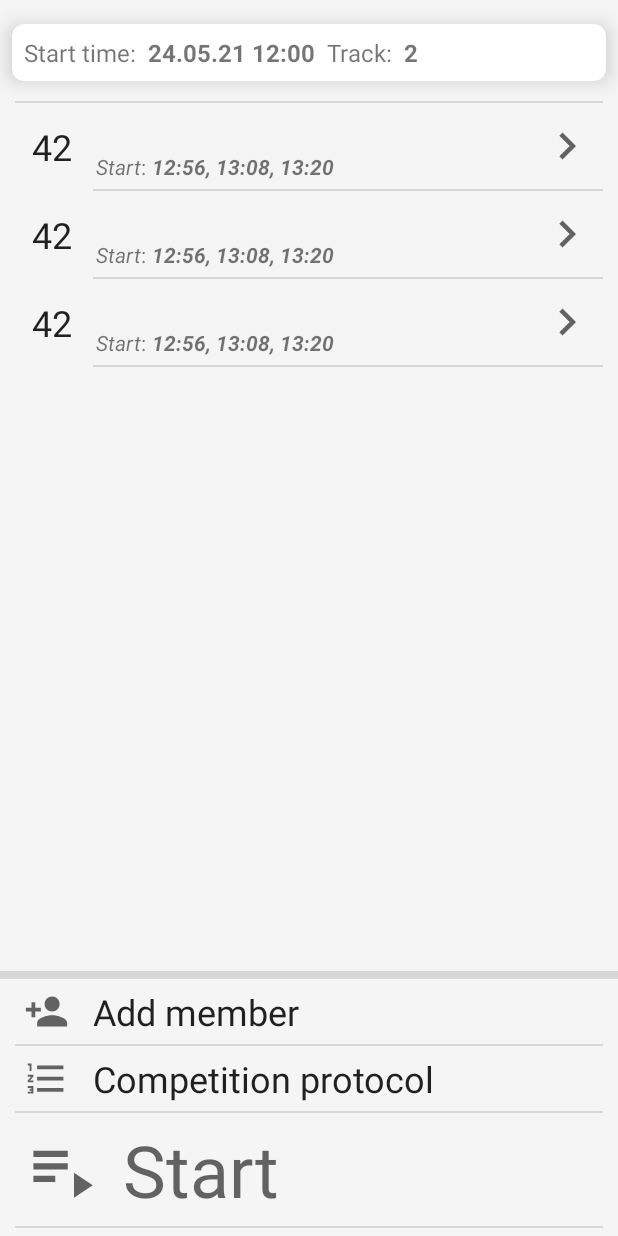
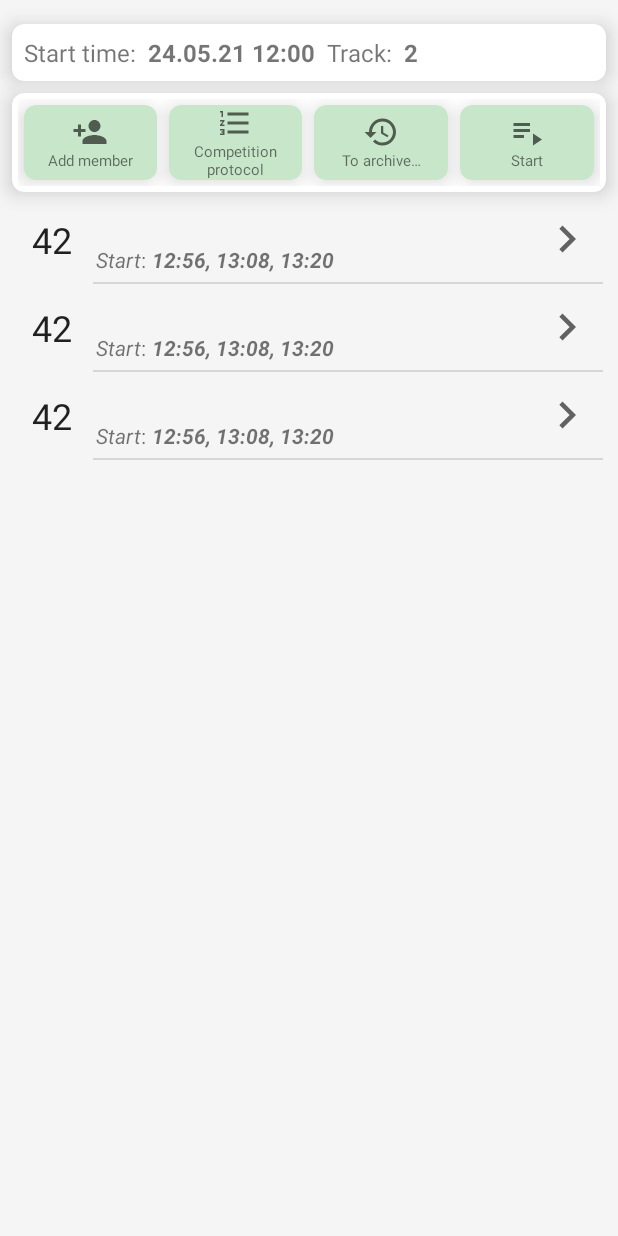
Before and after one commit to axcheb/SaigakTiming, an Android app: the layout event_fragment.xml on its own in the app's theme, with its tools: preview values and no code run, on a phone screen of 412 x 824 dp. Run offline under Robolectric (Android 15) with nearby library versions, the phone set to English and light mode, and no system bars.

Commit message:
To archive button, new buttons for event fragment

```diff
--- a/app/src/main/java/ru/axcheb/saigaktiming/data/dao/MemberDao.kt
+++ b/app/src/main/java/ru/axcheb/saigaktiming/data/dao/MemberDao.kt
@@ -25,11 +25,12 @@ interface MemberDao {
     @Query("""
         select
             member.id as member_id,
-            sequence_number,
+            (
+                select sequence_number
+                from event_member where event_id = :eventId and event_member.member_id = member.id
+            ) as sequence_number,
             name
-        from member
-            left join event_member on event_member.member_id = member.id
-        where event_id = :eventId or event_id is null
+        from  member
         order by member.name
         """)
     fun getMemberSelectItems(eventId: Long): Flow<List<MemberSelectItem>>
--- a/app/src/main/java/ru/axcheb/saigaktiming/ui/archive/ArchiveFragment.kt
+++ b/app/src/main/java/ru/axcheb/saigaktiming/ui/archive/ArchiveFragment.kt
@@ -30,7 +30,7 @@ class ArchiveFragment : Fragment() {
             savedInstanceState: Bundle?
     ): View {
         val binding = ArchiveFragmentBinding.inflate(inflater, container, false)
-
+        binding.archiveRecycler.adapter = adapter
         observeData()
         return binding.root
     }
--- a/app/src/main/java/ru/axcheb/saigaktiming/ui/event/EventFragment.kt
+++ b/app/src/main/java/ru/axcheb/saigaktiming/ui/event/EventFragment.kt
@@ -4,11 +4,13 @@ import android.os.Bundle
 import android.view.LayoutInflater
 import android.view.View
 import android.view.ViewGroup
+import androidx.appcompat.app.AlertDialog
 import androidx.fragment.app.Fragment
 import androidx.navigation.findNavController
 import com.artemchep.bindin.bindIn
 import org.koin.android.ext.android.inject
 import org.koin.androidx.viewmodel.ext.android.viewModel
+import ru.axcheb.saigaktiming.R
 import ru.axcheb.saigaktiming.databinding.EventFragmentBinding
 import ru.axcheb.saigaktiming.ui.finish.FinishActivity
 
@@ -43,7 +45,7 @@ class EventFragment : Fragment() {
     }
 
     private fun setListeners() {
-        binding.addMemberLine.setOnClickListener {
+        binding.addMember.setOnClickListener {
             val eventId = viewModel.eventState.value?.id
             if (eventId != null) {
                 val direction =
@@ -54,7 +56,7 @@ class EventFragment : Fragment() {
             }
         }
 
-        binding.startAllLine.setOnClickListener {
+        binding.startAll.setOnClickListener {
             val eventId = viewModel.eventState.value?.id
             if (eventId != null) {
                 FinishActivity.start(eventId, 0, 0, binding.root.context)
@@ -65,7 +67,18 @@ class EventFragment : Fragment() {
             navigateToEditEvent()
         }
 
-        binding.competitionProtocolLine.setOnClickListener {
+        binding.toArchive.setOnClickListener {
+            val c = context
+            if (c != null) {
+                AlertDialog.Builder(c)
+                    .setTitle(R.string.are_you_sure)
+                    .setNegativeButton(R.string.cancel) { _, _ -> /* do nothing */ }
+                    .setPositiveButton(R.string.to_archive) { _, _ ->  viewModel.toArchive() }
+                    .show()
+            }
+        }
+
+        binding.competitionProtocol.setOnClickListener {
             val eventId = viewModel.eventState.value?.id
             if (eventId != null) {
                 view?.findNavController()
--- a/app/src/main/java/ru/axcheb/saigaktiming/ui/event/EventViewModel.kt
+++ b/app/src/main/java/ru/axcheb/saigaktiming/ui/event/EventViewModel.kt
@@ -4,6 +4,7 @@ import androidx.lifecycle.ViewModel
 import androidx.lifecycle.asLiveData
 import androidx.lifecycle.viewModelScope
 import kotlinx.coroutines.flow.*
+import kotlinx.coroutines.launch
 import ru.axcheb.saigaktiming.data.ddmmyyyyhhmmStr
 import ru.axcheb.saigaktiming.data.repository.EventRepository
 import ru.axcheb.saigaktiming.data.repository.MemberRepository
@@ -41,4 +42,14 @@ class EventViewModel(
         members
     }.asLiveData()
 
+    fun toArchive() {
+        val event = eventState.value
+        if (event != null) {
+            viewModelScope.launch {
+                event.isInArchive = true
+                eventRepository.update(event)
+            }
+        }
+    }
+
 }
--- a/app/src/main/res/layout/archive_fragment.xml
+++ b/app/src/main/res/layout/archive_fragment.xml
@@ -7,6 +7,7 @@
     tools:context=".ui.archive.ArchiveFragment">
 
     <androidx.recyclerview.widget.RecyclerView
+        android:id="@+id/archive_recycler"
         android:layout_width="match_parent"
         android:layout_height="match_parent"
         app:layoutManager="androidx.recyclerview.widget.LinearLayoutManager"
--- a/app/src/main/res/layout/event_fragment.xml
+++ b/app/src/main/res/layout/event_fragment.xml
@@ -38,52 +38,154 @@
                     android:layout_height="wrap_content"
                     android:text="@string/start_time"
                     android:textSize="16sp" />
+
                 <TextView
                     android:layout_width="wrap_content"
                     android:layout_height="wrap_content"
                     android:layout_marginEnd="8dp"
                     android:text="@string/colon"
                     android:textSize="16sp" />
+
                 <TextView
                     android:layout_width="wrap_content"
                     android:layout_height="wrap_content"
                     android:layout_marginEnd="8dp"
                     android:text="@{viewModel.eventDateTimeStr}"
+                    android:textSize="16sp"
                     android:textStyle="bold"
-                    tools:text="24.05.21 12:00"
-                    android:textSize="16sp" />
+                    tools:text="24.05.21 12:00" />
 
                 <TextView
                     android:layout_width="wrap_content"
                     android:layout_height="wrap_content"
                     android:text="@string/track"
                     android:textSize="16sp" />
+
                 <TextView
                     android:layout_width="wrap_content"
                     android:layout_height="wrap_content"
                     android:layout_marginEnd="8dp"
                     android:text="@string/colon"
                     android:textSize="16sp" />
+
                 <TextView
                     android:layout_width="wrap_content"
                     android:layout_height="wrap_content"
                     android:layout_marginEnd="8dp"
                     android:text="@{viewModel.trackCountStr}"
-                    tools:text="2"
+                    android:textSize="16sp"
                     android:textStyle="bold"
-                    android:textSize="16sp" />
+                    tools:text="2" />
 
             </LinearLayout>
         </androidx.cardview.widget.CardView>
 
-        <View
+        <androidx.cardview.widget.CardView
             android:layout_width="match_parent"
-            android:layout_height="1dp"
-            android:layout_marginStart="10dp"
-            android:layout_marginTop="5dp"
-            android:layout_marginEnd="10dp"
-            android:layout_marginBottom="5dp"
-            android:background="?attr/dividerHorizontal" />
+            android:layout_height="wrap_content"
+            android:layout_marginStart="8dp"
+            android:layout_marginEnd="8dp"
+            android:layout_marginBottom="8dp"
+            app:cardCornerRadius="8dp"
+            app:cardElevation="8dp">
+
+            <LinearLayout
+                android:layout_width="match_parent"
+                android:layout_height="wrap_content"
+                android:orientation="horizontal"
+                android:padding="4dp">
+
+                <androidx.cardview.widget.CardView
+                    android:id="@+id/add_member"
+                    android:layout_width="0dp"
+                    android:layout_height="match_parent"
+                    android:layout_margin="4dp"
+                    android:layout_weight="1"
+                    app:cardBackgroundColor="@color/green_100"
+                    app:cardCornerRadius="8dp"
+                    app:cardElevation="8dp">
+
+                    <TextView
+                        android:layout_width="match_parent"
+                        android:layout_height="wrap_content"
+                        android:layout_gravity="center"
+                        android:layout_marginStart="@dimen/default_view_margin"
+                        android:layout_marginEnd="@dimen/default_view_margin"
+                        android:gravity="center_horizontal"
+                        android:text="@string/add_member"
+                        android:textSize="10sp"
+                        app:drawableTopCompat="@drawable/ic_person_add_24" />
+                </androidx.cardview.widget.CardView>
+
+                <androidx.cardview.widget.CardView
+                    android:id="@+id/competition_protocol"
+                    android:layout_width="0dp"
+                    android:layout_height="match_parent"
+                    android:layout_margin="4dp"
+                    android:layout_weight="1"
+                    app:cardBackgroundColor="@color/green_100"
+                    app:cardCornerRadius="8dp"
+                    app:cardElevation="8dp">
+
+                    <TextView
+                        android:layout_width="match_parent"
+                        android:layout_height="wrap_content"
+                        android:layout_gravity="center"
+                        android:layout_marginStart="@dimen/default_view_margin"
+                        android:layout_marginEnd="@dimen/default_view_margin"
+                        android:gravity="center_horizontal"
+                        android:text="@string/competition_protocol"
+                        android:textSize="10sp"
+                        app:drawableTopCompat="@drawable/ic_list_numbered_24" />
+                </androidx.cardview.widget.CardView>
+
+                <androidx.cardview.widget.CardView
+                    android:id="@+id/to_archive"
+                    android:layout_width="0dp"
+                    android:layout_height="match_parent"
+                    android:layout_margin="4dp"
+                    android:layout_weight="1"
+                    app:cardBackgroundColor="@color/green_100"
+                    app:cardCornerRadius="8dp"
+                    app:cardElevation="8dp">
+
+                    <TextView
+                        android:layout_width="match_parent"
+                        android:layout_height="wrap_content"
+                        android:layout_gravity="center"
+                        android:layout_marginStart="@dimen/default_view_margin"
+                        android:layout_marginEnd="@dimen/default_view_margin"
+                        android:gravity="center_horizontal"
+                        android:text="@string/to_archive"
+                        android:textSize="10sp"
+                        app:drawableTopCompat="@drawable/ic_history_24" />
+                </androidx.cardview.widget.CardView>
+
+                <androidx.cardview.widget.CardView
+                    android:id="@+id/start_all"
+                    android:layout_width="0dp"
+                    android:layout_height="match_parent"
+                    android:layout_margin="4dp"
+                    android:layout_weight="1"
+                    app:cardBackgroundColor="@color/green_100"
+                    app:cardCornerRadius="8dp"
+                    app:cardElevation="8dp">
+
+                    <TextView
+                        android:layout_width="match_parent"
+                        android:layout_height="wrap_content"
+                        android:layout_gravity="center"
+                        android:layout_marginStart="@dimen/default_view_margin"
+                        android:layout_marginEnd="@dimen/default_view_margin"
+                        android:gravity="center_horizontal"
+                        android:text="@string/start"
+                        android:textSize="10sp"
+                        app:drawableTopCompat="@drawable/ic_start_all_24" />
+                </androidx.cardview.widget.CardView>
+
+            </LinearLayout>
+
+        </androidx.cardview.widget.CardView>
 
         <androidx.recyclerview.widget.RecyclerView
             android:id="@+id/event_member_recycler"
@@ -93,138 +195,5 @@
             app:layoutManager="androidx.recyclerview.widget.LinearLayoutManager"
             tools:listitem="@layout/event_member_item" />
 
-        <View
-            android:layout_width="match_parent"
-            android:layout_height="5dp"
-            android:layout_marginStart="0dp"
-            android:layout_marginTop="5dp"
-            android:layout_marginEnd="0dp"
-            android:layout_marginBottom="5dp"
-            android:background="?attr/dividerHorizontal" />
-
-        <androidx.constraintlayout.widget.ConstraintLayout
-            android:id="@+id/add_member_line"
-            android:layout_width="match_parent"
-            android:layout_height="wrap_content">
-
-            <ImageView
-                android:id="@+id/add_member_img"
-                android:layout_width="30dp"
-                android:layout_height="30dp"
-                android:layout_marginStart="@dimen/default_view_margin"
-                android:layout_marginEnd="@dimen/default_view_margin"
-                android:contentDescription="@string/add_member"
-                android:src="@drawable/ic_person_add_24"
-                app:layout_constraintBottom_toBottomOf="parent"
-                app:layout_constraintStart_toStartOf="parent"
-                app:layout_constraintTop_toTopOf="parent" />
-
-            <TextView
-                android:id="@+id/add_member"
-                android:layout_width="0dp"
-                android:layout_height="wrap_content"
-                android:layout_marginStart="@dimen/default_view_margin"
-                android:layout_marginEnd="@dimen/default_view_margin"
-                android:text="@string/add_member"
-                android:textAppearance="?attr/textAppearanceHeadline5"
-                app:layout_constraintBottom_toBottomOf="parent"
-                app:layout_constraintEnd_toEndOf="parent"
-                app:layout_constraintStart_toEndOf="@id/add_member_img"
-                app:layout_constraintTop_toTopOf="parent" />
-
-        </androidx.constraintlayout.widget.ConstraintLayout>
-
-        <View
-            android:layout_width="match_parent"
-            android:layout_height="1dp"
-            android:layout_marginStart="10dp"
-            android:layout_marginTop="5dp"
-            android:layout_marginEnd="10dp"
-            android:layout_marginBottom="5dp"
-            android:background="?attr/dividerHorizontal" />
-
-        <androidx.constraintlayout.widget.ConstraintLayout
-            android:id="@+id/competition_protocol_line"
-            android:layout_width="match_parent"
-            android:layout_height="wrap_content">
-
-            <ImageView
-                android:id="@+id/competition_protocol_img"
-                android:layout_width="30dp"
-                android:layout_height="30dp"
-                android:layout_marginStart="@dimen/default_view_margin"
-                android:layout_marginEnd="@dimen/default_view_margin"
-                android:contentDescription="@string/competition_protocol"
-                android:src="@drawable/ic_list_numbered_24"
-                app:layout_constraintBottom_toBottomOf="parent"
-                app:layout_constraintStart_toStartOf="parent"
-                app:layout_constraintTop_toTopOf="parent" />
-
-            <TextView
-                android:id="@+id/competition_protocol"
-                android:layout_width="0dp"
-                android:layout_height="wrap_content"
-                android:layout_marginStart="@dimen/default_view_margin"
-                android:layout_marginEnd="@dimen/default_view_margin"
-                android:text="@string/competition_protocol"
-                android:textAppearance="?attr/textAppearanceHeadline5"
-                app:layout_constraintBottom_toBottomOf="parent"
-                app:layout_constraintEnd_toEndOf="parent"
-                app:layout_constraintStart_toEndOf="@id/competition_protocol_img"
-                app:layout_constraintTop_toTopOf="parent" />
-
-        </androidx.constraintlayout.widget.ConstraintLayout>
-
-        <View
-            android:layout_width="match_parent"
-            android:layout_height="1dp"
-            android:layout_marginStart="10dp"
-            android:layout_marginTop="5dp"
-            android:layout_marginEnd="10dp"
-            android:layout_marginBottom="5dp"
-            android:background="?attr/dividerHorizontal" />
-
-
-        <androidx.constraintlayout.widget.ConstraintLayout
-            android:id="@+id/start_all_line"
-            android:layout_width="match_parent"
-            android:layout_height="wrap_content">
-
-            <ImageView
-                android:id="@+id/start_all_img"
-                android:layout_width="50dp"
-                android:layout_height="50dp"
-                android:layout_marginStart="@dimen/default_view_margin"
-                android:layout_marginEnd="@dimen/default_view_margin"
-                android:contentDescription="@string/start"
-                android:src="@drawable/ic_start_all_24"
-                app:layout_constraintBottom_toBottomOf="parent"
-                app:layout_constraintStart_toStartOf="parent"
-                app:layout_constraintTop_toTopOf="parent" />
-
-            <TextView
-                android:id="@+id/start_all"
-                android:layout_width="0dp"
-                android:layout_height="wrap_content"
-                android:layout_marginStart="@dimen/default_view_margin"
-                android:layout_marginEnd="@dimen/default_view_margin"
-                android:text="@string/start"
-                android:textAppearance="?attr/textAppearanceHeadline3"
-                app:layout_constraintBottom_toBottomOf="parent"
-                app:layout_constraintEnd_toEndOf="parent"
-                app:layout_constraintStart_toEndOf="@id/start_all_img"
-                app:layout_constraintTop_toTopOf="parent" />
-
-        </androidx.constraintlayout.widget.ConstraintLayout>
-
-        <View
-            android:layout_width="match_parent"
-            android:layout_height="1dp"
-            android:layout_marginStart="10dp"
-            android:layout_marginTop="5dp"
-            android:layout_marginEnd="10dp"
-            android:layout_marginBottom="5dp"
-            android:background="?attr/dividerHorizontal" />
-
     </LinearLayout>
 </layout>
--- a/app/src/main/res/values/strings.xml
+++ b/app/src/main/res/values/strings.xml
@@ -1,6 +1,5 @@
 <resources>
     <string name="app_name">SaigakTiming</string>
-
 
     <string name="err_member_already_exists">This member already exists</string>
     <string name="err_required_field">Required field</string>
@@ -45,5 +44,8 @@
     <string name="penalty">Penalty</string>
     <string name="penalty_seconds">Penalty seconds</string>
     <string name="auto_pause_between_tracks">Auto pause between tracks</string>
+    <string name="to_archive">To archive…</string>
+    <string name="cancel">Cancel</string>
+    <string name="are_you_sure">Are you sure?</string>
 
 </resources>
```
Also changed, not shown: 1 other file.
